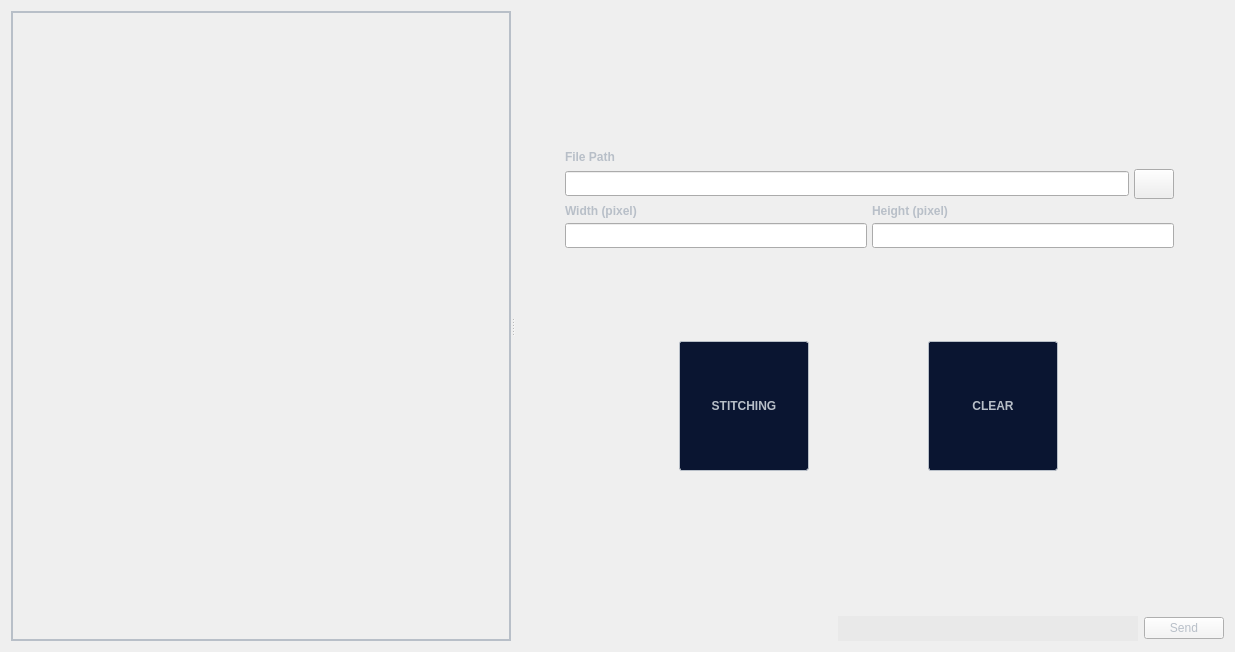
Before: the Qt Designer form Pre_Processing/stitching.ui in juyeon6454/Qt_practice, drawn with Qt 5.
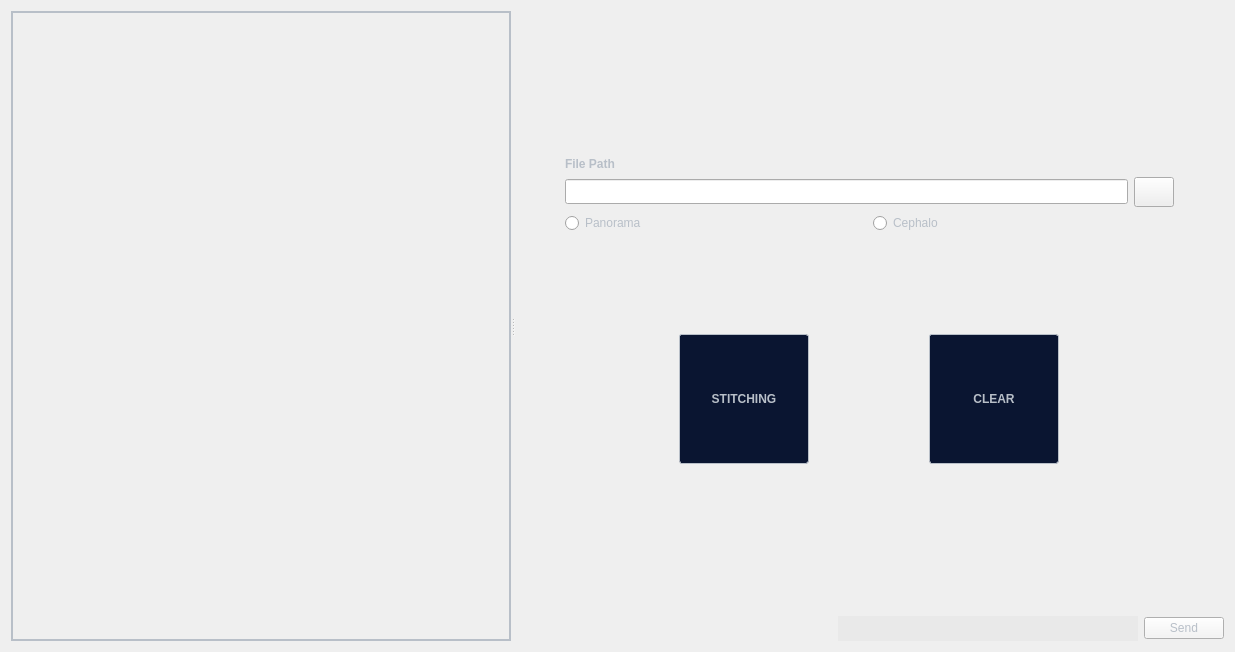
After: the same form once the commit is applied. Icons and pictures are not drawn.

The edit to the form file:
```diff
--- a/Pre_Processing/stitching.ui
+++ b/Pre_Processing/stitching.ui
@@ -57,13 +57,7 @@
      <widget class="QWidget" name="">
       <layout class="QVBoxLayout" name="verticalLayout">
        <item>
-        <layout class="QVBoxLayout" name="verticalLayout_6">
-         <property name="spacing">
-          <number>5</number>
-         </property>
-         <property name="sizeConstraint">
-          <enum>QLayout::SetMinimumSize</enum>
-         </property>
+        <layout class="QVBoxLayout" name="rightVBoxLayout">
          <property name="leftMargin">
           <number>50</number>
          </property>
@@ -148,7 +142,9 @@
                   </size>
                  </property>
                  <property name="styleSheet">
-                  <string notr="true">border-image:url(&quot;./path_pushbutton_icon.png&quot;)</string>
+                  <string notr="true">QPushButton{
+border-image:url(:/prefix1/Image/Path_PushButton_Icon.png)
+}</string>
                  </property>
                  <property name="text">
                   <string/>
@@ -159,97 +155,88 @@
              </item>
             </layout>
            </item>
+          </layout>
+         </item>
+         <item>
+          <layout class="QHBoxLayout" name="horizontalLayout">
            <item>
-            <layout class="QHBoxLayout" name="horizontalLayout_5">
-             <item>
-              <layout class="QVBoxLayout" name="verticalLayout_9">
-               <item>
-                <widget class="QLabel" name="label_5">
-                 <property name="minimumSize">
-                  <size>
-                   <width>35</width>
-                   <height>0</height>
-                  </size>
-                 </property>
-                 <property name="font">
-                  <font>
-                   <bold>true</bold>
-                  </font>
-                 </property>
-                 <property name="styleSheet">
-                  <string notr="true">QLabel{
-color: rgb(184,191,200);
-QLabel::setAlignment (Qt::AlignVCenter );
-QLabel::setAlignment (Qt::AlignHCenter );
+            <widget class="QRadioButton" name="panoRadioButton">
+             <property name="styleSheet">
+              <string notr="true">.checks {
+    position: relative;
+    height: 20px;
+    padding: 30px;
+    line-height: 20px;
+}
+.checks label {
+    font-size: 16px;
+    color: #666;
+    margin-right: 10px;
+    vertical-align: middle;
+}
+            
+.checks input[type=&quot;radio&quot;] {
+    position: absolute;
+    width: 1px;
+    height: 1px;
+    padding: 0;
+    margin: -1px;
+    overflow: hidden;
+    clip: rect(0, 0, 0, 0);
+    border: 0;
+}
+.checks input[type=&quot;radio&quot;]+label {
+    display: inline-block;
+    position: relative;
+    padding-left: 25px;
+    cursor: pointer;
+    -webkit-user-select: none;
+    -moz-user-select: none;
+    -ms-user-select: none;
+}
+            
+.checks input[type=&quot;radio&quot;]+label:before {
+    content: '';
+    position: absolute;
+    left: 4px;
+    top: 0px;
+    width: 14px;
+    height: 14px;
+    text-align: center;
+    background: #fff;
+    border: 1px solid #cacece;
+    border-radius: 100%;
+    box-shadow: none;
+}
+.checks input[type=&quot;radio&quot;]:checked+label:before {
+    background: #fff;
+    border-color: #e86138;
+} 
+            
+.checks input[type=&quot;radio&quot;]:checked+label:after {
+    content: '';
+    position: absolute;
+    top: 1px;
+    left: 5px;
+    width: 14px;
+    height: 14px;
+    background: #e86138;
+    border-radius: 100%;
+    box-shadow: none;
 }</string>
-                 </property>
-                 <property name="text">
-                  <string>Width (pixel)</string>
-                 </property>
-                </widget>
-               </item>
-               <item>
-                <widget class="QLineEdit" name="width_lineEdit_2">
-                 <property name="sizePolicy">
-                  <sizepolicy hsizetype="Expanding" vsizetype="Minimum">
-                   <horstretch>0</horstretch>
-                   <verstretch>0</verstretch>
-                  </sizepolicy>
-                 </property>
-                 <property name="minimumSize">
-                  <size>
-                   <width>0</width>
-                   <height>25</height>
-                  </size>
-                 </property>
-                 <property name="text">
-                  <string/>
-                 </property>
-                </widget>
-               </item>
-              </layout>
-             </item>
-             <item>
-              <layout class="QVBoxLayout" name="verticalLayout_10">
-               <item>
-                <widget class="QLabel" name="label_6">
-                 <property name="font">
-                  <font>
-                   <bold>true</bold>
-                  </font>
-                 </property>
-                 <property name="styleSheet">
-                  <string notr="true">QLabel{
-color: rgb(184,191,200);
-QLabel::setAlignment (Qt::AlignVCenter );
-QLabel::setAlignment (Qt::AlignHCenter );
-}</string>
-                 </property>
-                 <property name="text">
-                  <string>Height (pixel)</string>
-                 </property>
-                </widget>
-               </item>
-               <item>
-                <widget class="QLineEdit" name="height_lineEdit_2">
-                 <property name="sizePolicy">
-                  <sizepolicy hsizetype="Expanding" vsizetype="Minimum">
-                   <horstretch>0</horstretch>
-                   <verstretch>0</verstretch>
-                  </sizepolicy>
-                 </property>
-                 <property name="minimumSize">
-                  <size>
-                   <width>0</width>
-                   <height>25</height>
-                  </size>
-                 </property>
-                </widget>
-               </item>
-              </layout>
-             </item>
-            </layout>
+             </property>
+             <property name="text">
+              <string>Panorama</string>
+             </property>
+            </widget>
            </item>
+           <item>
+            <widget class="QRadioButton" name="cephRadioButton">
+             <property name="text">
+              <string>Cephalo</string>
+             </property>
+            </widget>
+           </item>
           </layout>
          </item>
          <item>
```
Left out of the diff: 36 changed lines with no effect on the pictures.
